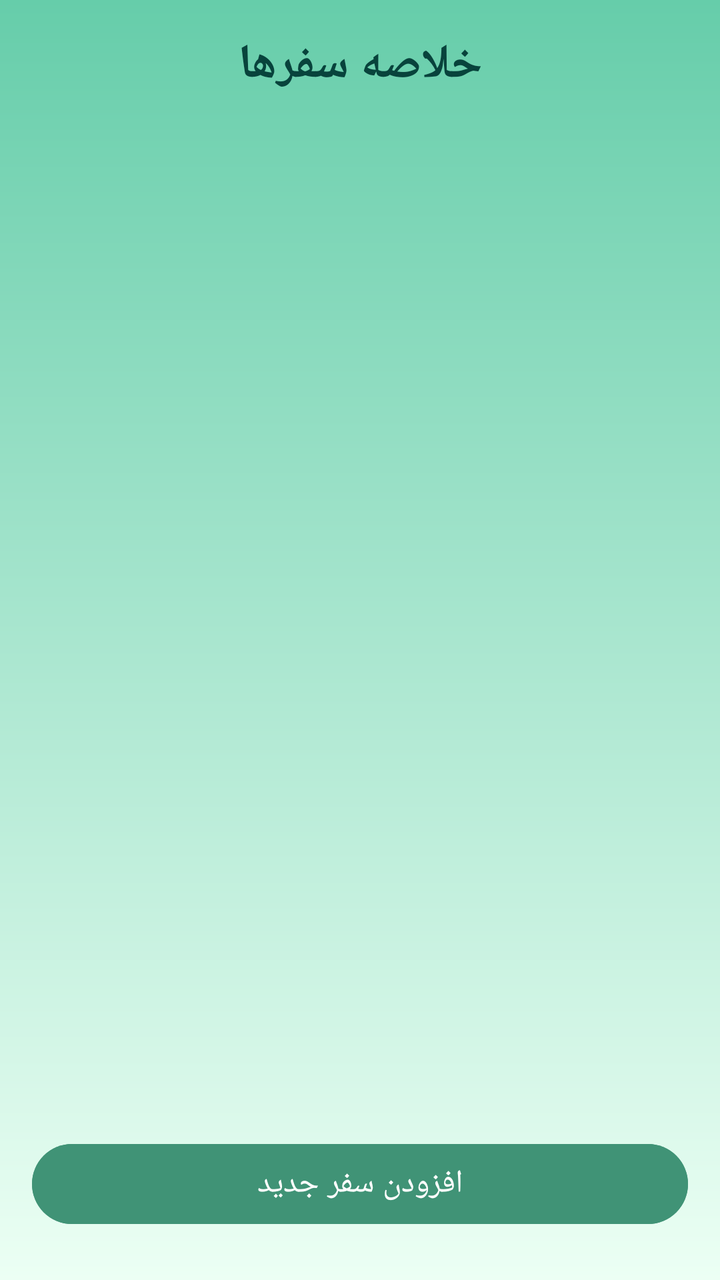
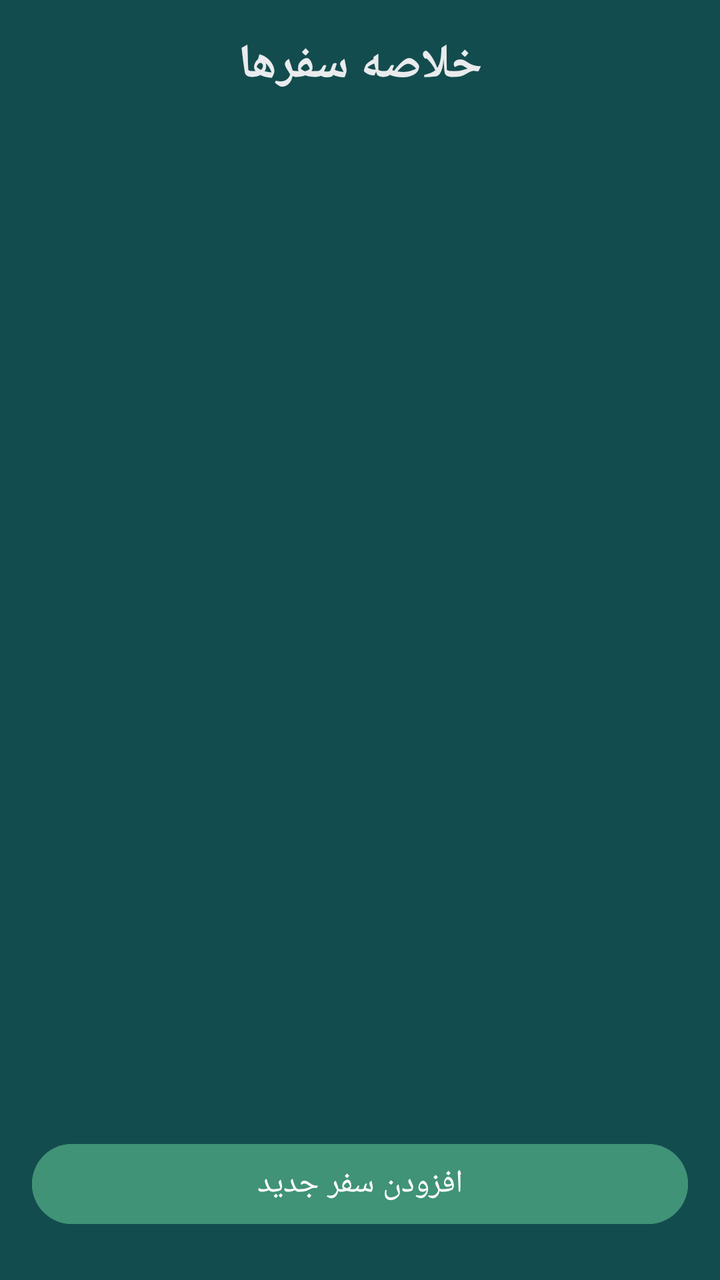

Two renders of the same Android screen: before a commit and after it. Below are the layout's source before the change and the commit's diff.
<!-- AndroidManifest.xml: application theme Theme.TripMate -->
<!-- res/layout/activity_trip_summary.xml -->
<?xml version="1.0" encoding="utf-8"?>
<LinearLayout xmlns:android="http://schemas.android.com/apk/res/android"
    xmlns:card_view="http://schemas.android.com/apk/res-auto"
    android:layout_width="match_parent"
    android:layout_height="match_parent"
    android:orientation="vertical"
    android:padding="16dp"
    android:background="@drawable/gradient_background">

    <TextView
        android:id="@+id/tvTitle"
        android:layout_width="match_parent"
        android:layout_height="wrap_content"
        android:text="خلاصه سفرها"
        android:textSize="24sp"
        android:textColor="#08433C"
        android:textStyle="bold"
        android:gravity="center"
        android:paddingBottom="12dp"
        android:fontFamily="@font/vazirmatn" />

    <ListView
        android:id="@+id/lvTrips"
        android:layout_width="match_parent"
        android:layout_height="0dp"
        android:layout_weight="1"
        android:fontFamily="@font/vazirmatn"
        android:divider="@android:color/transparent"
        android:dividerHeight="12dp"
        android:textSize="20sp"
        android:textColor="#000000"
        android:clipToPadding="false" />


    <Button
        android:id="@+id/btnAddTrip"
        android:layout_width="match_parent"
        android:layout_height="wrap_content"
        android:text="افزودن سفر جدید"
        android:fontFamily="@font/vazirmatn"
        android:backgroundTint="#409376"
        android:textColor="#ffffff"
        android:textSize="16sp"
        android:layout_marginTop="12dp"
        android:layout_marginBottom="8dp" />
</LinearLayout>
<!-- resources referenced by this layout -->
<resources>
  <!-- drawable gradient_background (drawable) -->
  <?xml version="1.0" encoding="utf-8"?>
  <shape xmlns:android="http://schemas.android.com/apk/res/android">
      <gradient
          android:startColor="#66CDAA"
          android:endColor="#ECFFF4"
          android:angle="8"/>
  </shape>
  <style name="Theme.TripMate" parent="Base.Theme.TripMate" />
  <style name="Base.Theme.TripMate" parent="Theme.Material3.DayNight.NoActionBar">
          
          
      </style>
</resources>

<!-- the commit's change to res/layout/activity_trip_summary.xml (unified diff, before → after) -->
@@ -3,9 +3,10 @@
     xmlns:card_view="http://schemas.android.com/apk/res-auto"
     android:layout_width="match_parent"
     android:layout_height="match_parent"
+    xmlns:app="http://schemas.android.com/tools"
     android:orientation="vertical"
     android:padding="16dp"
-    android:background="@drawable/gradient_background">
+    android:background="#134C4E">
 
     <TextView
         android:id="@+id/tvTitle"
@@ -13,7 +14,7 @@
         android:layout_height="wrap_content"
         android:text="خلاصه سفرها"
         android:textSize="24sp"
-        android:textColor="#08433C"
+        android:textColor="#E9EBED"
         android:textStyle="bold"
         android:gravity="center"
         android:paddingBottom="12dp"
@@ -28,9 +29,7 @@
         android:divider="@android:color/transparent"
         android:dividerHeight="12dp"
         android:textSize="20sp"
-        android:textColor="#000000"
         android:clipToPadding="false" />
-
 
     <Button
         android:id="@+id/btnAddTrip"
@@ -42,5 +41,8 @@
         android:textColor="#ffffff"
         android:textSize="16sp"
         android:layout_marginTop="12dp"
-        android:layout_marginBottom="8dp" />
+        android:layout_marginBottom="8dp"
+        app:cornerRadius="10dp"
+
+        />
 </LinearLayout>
<!-- resource entries referenced after the edit -->
@@ -1,13 +1,5 @@
 <!-- resources referenced by this layout -->
 <resources>
-  <!-- drawable gradient_background (drawable) -->
-  <?xml version="1.0" encoding="utf-8"?>
-  <shape xmlns:android="http://schemas.android.com/apk/res/android">
-      <gradient
-          android:startColor="#66CDAA"
-          android:endColor="#ECFFF4"
-          android:angle="8"/>
-  </shape>
   <style name="Theme.TripMate" parent="Base.Theme.TripMate" />
   <style name="Base.Theme.TripMate" parent="Theme.Material3.DayNight.NoActionBar">
           
